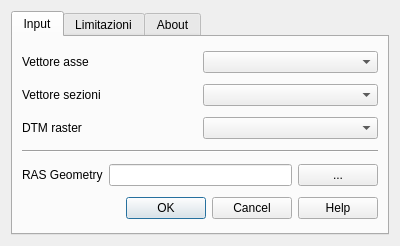
This is qras_dialog_base.ui in pierluigiderosa/Qgis2Ras as Qt 5 draws it before an edit. The edited form follows.
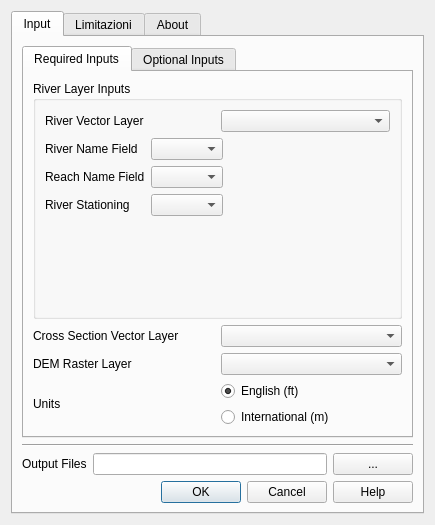
This is the edited form.

Diff of the .ui file:
```diff
--- a/qras_dialog_base.ui
+++ b/qras_dialog_base.ui
@@ -6,8 +6,8 @@
    <rect>
     <x>0</x>
     <y>0</y>
-    <width>400</width>
-    <height>246</height>
+    <width>435</width>
+    <height>525</height>
    </rect>
   </property>
   <property name="windowTitle">
@@ -28,11 +28,27 @@
       </attribute>
       <layout class="QGridLayout" name="gridLayout">
        <item row="0" column="0">
+        <widget class="QTabWidget" name="tabWidget_2">
+         <property name="currentIndex">
+          <number>0</number>
+         </property>
+         <widget class="QWidget" name="tab_4">
+          <attribute name="title">
+           <string>Required Inputs</string>
+          </attribute>
+          <layout class="QVBoxLayout" name="verticalLayout_6">
+           <item>
+            <widget class="QGroupBox" name="groupBox">
+             <property name="title">
+              <string>River Layer Inputs</string>
+             </property>
+             <layout class="QVBoxLayout" name="verticalLayout_5">
+              <item>
         <layout class="QHBoxLayout" name="horizontalLayout">
          <item>
           <widget class="QLabel" name="label">
            <property name="text">
-            <string>Vettore asse</string>
+                   <string>River Vector Layer</string>
            </property>
           </widget>
          </item>
@@ -41,12 +57,52 @@
          </item>
         </layout>
        </item>
+              <item>
+               <layout class="QFormLayout" name="formLayout">
+                <property name="fieldGrowthPolicy">
+                 <enum>QFormLayout::FieldsStayAtSizeHint</enum>
+                </property>
+                <item row="0" column="0">
+                 <widget class="QLabel" name="label_5">
+                  <property name="text">
+                   <string>River Name Field</string>
+                  </property>
+                 </widget>
+                </item>
+                <item row="0" column="1">
+                 <widget class="QComboBox" name="riverNameFieldCombo"/>
+                </item>
        <item row="1" column="0">
+                 <widget class="QLabel" name="label_6">
+                  <property name="text">
+                   <string>Reach Name Field</string>
+                  </property>
+                 </widget>
+                </item>
+                <item row="1" column="1">
+                 <widget class="QComboBox" name="reachNameFieldCombo"/>
+                </item>
+                <item row="2" column="0">
+                 <widget class="QLabel" name="label_8">
+                  <property name="text">
+                   <string>River Stationing</string>
+                  </property>
+                 </widget>
+                </item>
+                <item row="2" column="1">
+                 <widget class="QComboBox" name="stationCombo"/>
+                </item>
+               </layout>
+              </item>
+             </layout>
+            </widget>
+           </item>
+           <item>
         <layout class="QHBoxLayout" name="horizontalLayout_2">
          <item>
           <widget class="QLabel" name="label_3">
            <property name="text">
-            <string>Vettore sezioni</string>
+                <string>Cross Section Vector Layer</string>
            </property>
           </widget>
          </item>
@@ -55,12 +111,12 @@
          </item>
         </layout>
        </item>
-       <item row="2" column="0">
+           <item>
         <layout class="QHBoxLayout" name="horizontalLayout_3">
          <item>
           <widget class="QLabel" name="label_2">
            <property name="text">
-            <string>DTM raster</string>
+                <string>DEM Raster Layer</string>
            </property>
           </widget>
          </item>
@@ -69,7 +125,57 @@
          </item>
         </layout>
        </item>
-       <item row="3" column="0">
+           <item>
+            <layout class="QHBoxLayout" name="horizontalLayout_7">
+             <item>
+              <widget class="QLabel" name="label_7">
+               <property name="text">
+                <string>Units</string>
+               </property>
+              </widget>
+             </item>
+             <item>
+              <layout class="QVBoxLayout" name="verticalLayout_7">
+               <item>
+                <widget class="QRadioButton" name="rbFt">
+                 <property name="text">
+                  <string>English (ft)</string>
+                 </property>
+                 <property name="checked">
+                  <bool>true</bool>
+                 </property>
+                </widget>
+               </item>
+               <item>
+                <widget class="QRadioButton" name="rbM">
+                 <property name="text">
+                  <string>International (m)</string>
+                 </property>
+                </widget>
+               </item>
+              </layout>
+             </item>
+            </layout>
+           </item>
+          </layout>
+         </widget>
+         <widget class="QWidget" name="tab_5">
+          <attribute name="title">
+           <string>Optional Inputs</string>
+          </attribute>
+          <layout class="QVBoxLayout" name="verticalLayout_8">
+           <item>
+            <widget class="QLabel" name="label_9">
+             <property name="text">
+              <string>Coming Soon!</string>
+             </property>
+            </widget>
+           </item>
+          </layout>
+         </widget>
+        </widget>
+       </item>
+       <item row="6" column="0">
         <widget class="Line" name="line">
          <property name="sizePolicy">
           <sizepolicy hsizetype="Minimum" vsizetype="Fixed">
@@ -82,12 +188,12 @@
          </property>
         </widget>
        </item>
-       <item row="4" column="0">
+       <item row="7" column="0">
         <layout class="QHBoxLayout" name="horizontalLayout_4">
          <item>
           <widget class="QLabel" name="label_4">
            <property name="text">
-            <string>RAS Geometry</string>
+            <string>Output Files</string>
            </property>
           </widget>
          </item>
@@ -103,7 +209,7 @@
          </item>
         </layout>
        </item>
-       <item row="5" column="0">
+       <item row="8" column="0">
         <widget class="QDialogButtonBox" name="button_box">
          <property name="orientation">
           <enum>Qt::Horizontal</enum>
```
Left out of the diff: 30 changed lines with no effect on the pictures. Lines whose indentation alone changed are shown as unchanged.
